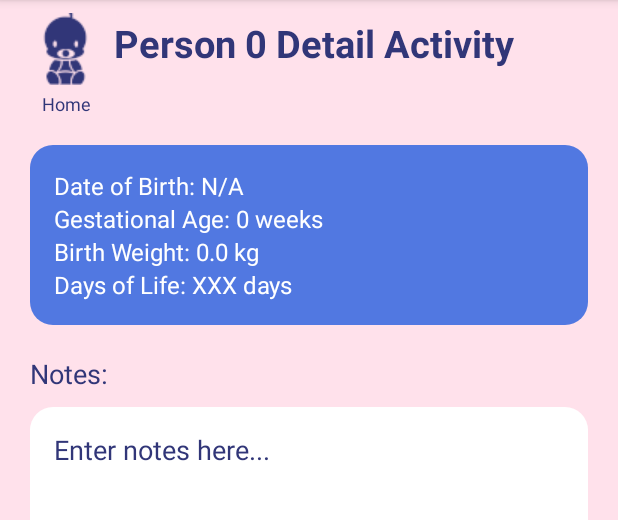
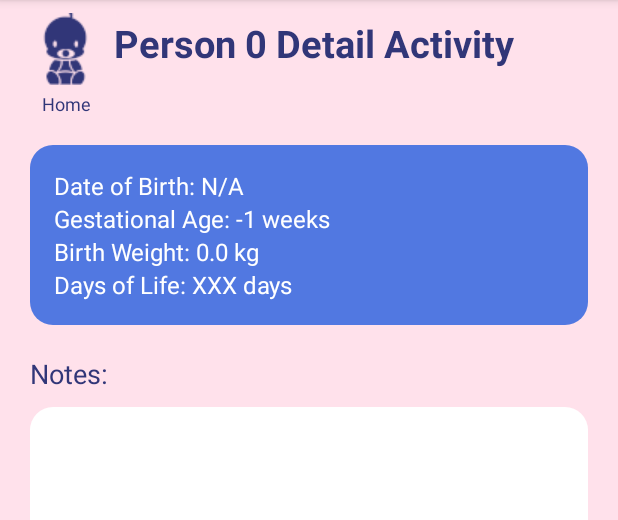
Before and after one commit to glucose-response/Nigel, an Android app: the MainBabyFragment screen opened directly, with no data from a screen before it, after a tap on "Person Name", on a phone screen of 412 x 824 dp, the part 84-604 px from its top. Run offline under Robolectric (Android 15) with nearby library versions, the phone set to English and light mode, and no system bars; libraries missing offline, so code that uses them is left out: com.github.mikephil.charting, com.opencsv, com.opencsv.exceptions; plain views replace LineChart; 48 statements that could not run were skipped.

Commit message:
fixed detailed view laucnh bug + added notes

```diff
--- a/app/src/main/java/com/example/nigel/Baby.java
+++ b/app/src/main/java/com/example/nigel/Baby.java
@@ -30,6 +30,7 @@ public class Baby implements Serializable {
         this.gestationalAge = gestationalAge;
         this.birthDate = birthDate;
         this.weight = weight;
+        this.notes = notes;
 
         this.timeSeriesData = new ArrayList<DataSample>();
 
@@ -69,6 +70,10 @@ public class Baby implements Serializable {
 
     public void setGroup(String group) {
         this.group = group;
+    }
+
+    public void setNotes(String notes){
+        this.notes = notes;
     }
 
     public void setTimeSeriesData(List<DataSample> timeSeriesData) {
--- a/app/src/main/java/com/example/nigel/BabyListAdapter.java
+++ b/app/src/main/java/com/example/nigel/BabyListAdapter.java
@@ -84,14 +84,14 @@ public class BabyListAdapter extends RecyclerView.Adapter<BabyListAdapter.ViewHo
             @Override
             public void onClick(View v) {
                 Intent intent = new Intent(v.getContext(), DetailedActivity.class);
-                intent.putExtra("Baby object", baby); // Make sure Baby class implements Serializable
-                v.getContext().startActivity(intent);
+                //v.getContext().startActivity(intent);
+
+                //intent.putExtra("Baby object", baby);
                 intent.putExtra("BEBE_KEY", baby.getId());
-
-
-                //intent.putExtra("Date of Birth", baby.getBirthDate());
-                //intent.putExtra("Weight", baby.getWeight());
-                //intent.putExtra("Gestational Age", baby.getGestationalAge());
+                intent.putExtra("Date of Birth", baby.getBirthDate());
+                intent.putExtra("Weight", baby.getWeight());
+                intent.putExtra("Gestational Age", baby.getGestationalAge());
+                intent.putExtra("Notes", baby.getNotes());
 
                 //intent.putExtra("Blood Samples", (Serializable) BloodSampleEntries.get(baby.getId()));
 
--- a/app/src/main/java/com/example/nigel/DetailedActivity.java
+++ b/app/src/main/java/com/example/nigel/DetailedActivity.java
@@ -38,8 +38,10 @@ public class DetailedActivity extends AppCompatActivity {
         TextView dateOfBirthTextView = findViewById(R.id.dateOfBirthTextView);
         TextView gestationalAgeTextView = findViewById(R.id.gestationalAgeTextView);
         TextView birthWeightTextView = findViewById(R.id.birthWeightTextView);
+        TextView futureNotesEditText = findViewById(R.id.futureNotesEditText);
 
-        // get baby object from BabyListAdapter
+        /*
+        // Get baby object from BabyListAdapter
         Baby baby = (Baby) getIntent().getSerializableExtra("Baby object");
         // int bebeInt = (int) getIntent().getSerializableExtra("BEBE_KEY");
         int bebeInt = baby.getId();
@@ -47,17 +49,27 @@ public class DetailedActivity extends AppCompatActivity {
         double weight = baby.getWeight();
         long birthdate = getIntent().getLongExtra("Date of Birth", -1);
 
-        // populate text views
+         */
+        //Baby baby = (Baby) getIntent().getSerializableExtra("Baby object");
+        int bebeInt = (int) getIntent().getSerializableExtra("BEBE_KEY");
+        long birthdate = getIntent().getLongExtra("Date of Birth", -1);
+        int gestationalAge = (int) getIntent().getIntExtra("Gestational Age", -1);
+        double weight = (double) getIntent().getSerializableExtra("Weight");
+        String notes = (String) getIntent().getSerializableExtra("notes");
+
+
+        // Populate text views
         textView.setText("Person " + String.valueOf(bebeInt) + " Detail Activity");
+        gestationalAgeTextView.setText("Gestational Age: " + String.valueOf(gestationalAge) + " weeks");
+        birthWeightTextView.setText("Birth Weight: " + String.valueOf(weight) + " kg");
+        futureNotesEditText.setText(notes);
+
         if (birthdate != -1) {
             String dateString = formatDate(birthdate);
             dateOfBirthTextView.setText("Date of Birth: " + dateString);
         } else {
             dateOfBirthTextView.setText("Date of Birth: N/A");
         }
-        gestationalAgeTextView.setText("Gestational Age: " + String.valueOf(gestationalAge) + " weeks");
-        birthWeightTextView.setText("Birth Weight: " + String.valueOf(weight) + " kg");
-
 
         // Onto the graphing
         glucoseChart = findViewById(R.id.glucoseChart);
--- a/app/src/main/java/com/example/nigel/dataclasses/BloodSample.java
+++ b/app/src/main/java/com/example/nigel/dataclasses/BloodSample.java
@@ -1,6 +1,8 @@
 package com.example.nigel.dataclasses;
 
-public class BloodSample extends DataSample {
+import java.io.Serializable;
+
+public class BloodSample extends DataSample implements Serializable {
     // Make a class that has a constructor that takes in a timestamp and a glucose value
     private Float glucoseValue;
     private Float lactateValue;
--- a/app/src/main/res/layout/activity_detailed.xml
+++ b/app/src/main/res/layout/activity_detailed.xml
@@ -137,7 +137,7 @@
         android:layout_height="100dp"
         android:background="@drawable/rounded_corners_background"
         android:backgroundTint="#ffffff"
-        android:hint="Enter notes here..."
+        android:text="Enter notes here..."
         android:textColorHint="#313678"
         android:textColor="#313678"
         android:padding="16dp"
```
